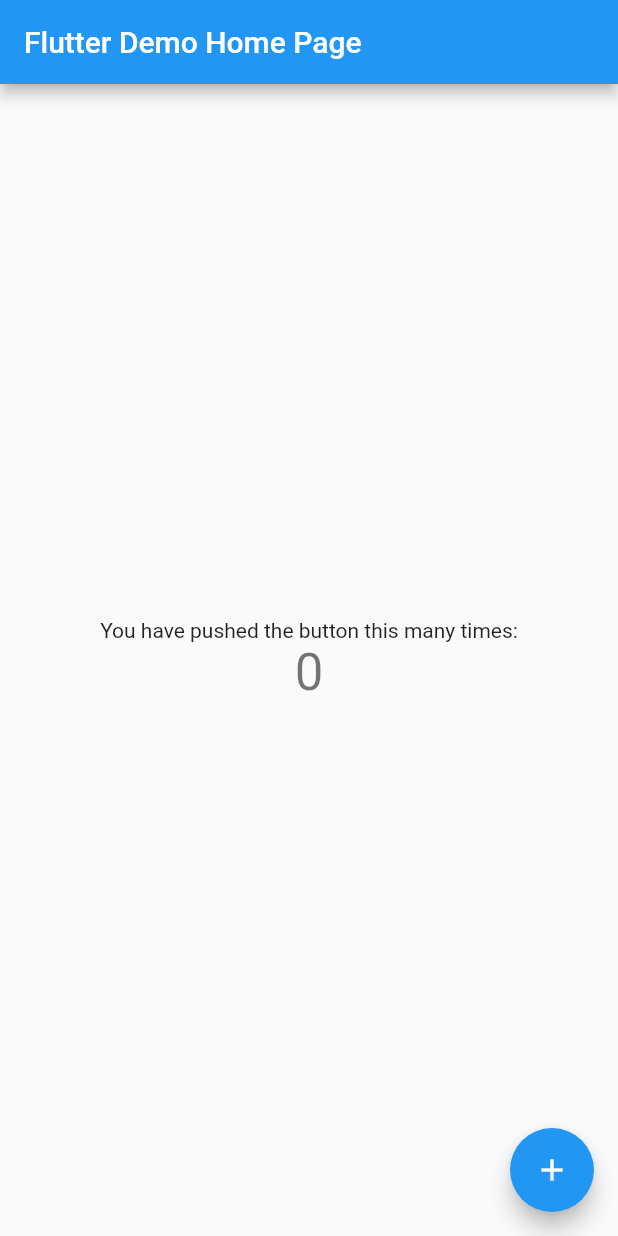
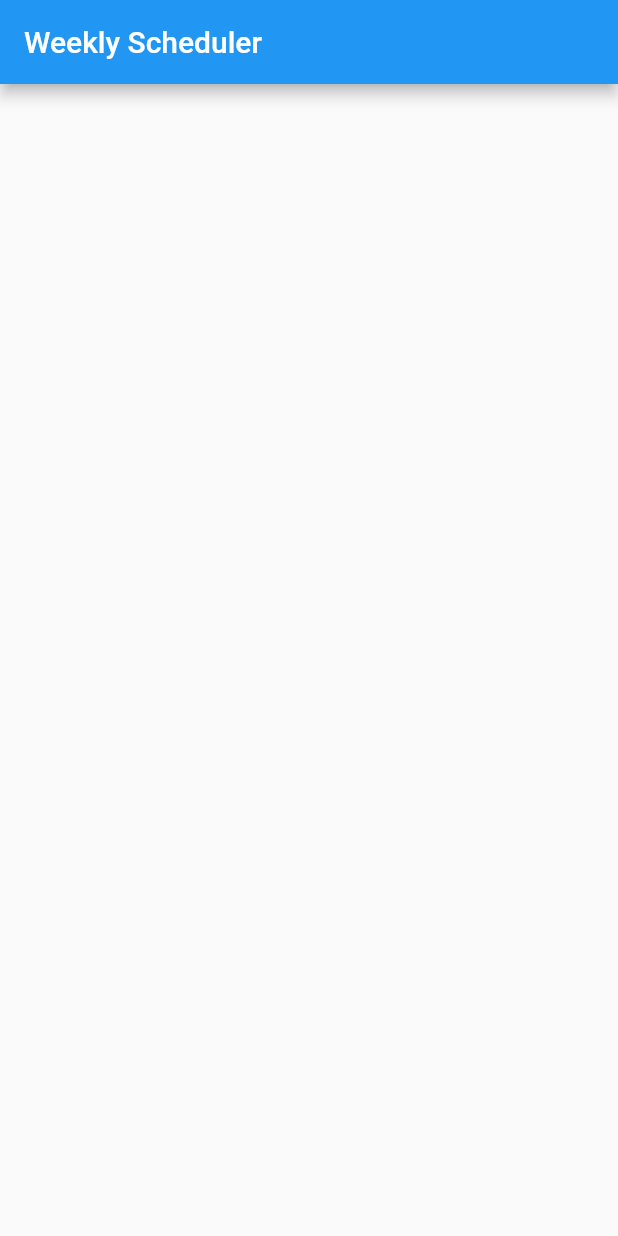
Before and after one commit to MunasirPv/weekly_scheduler, a Flutter app: the screen it shows after launch, on a phone screen of 412 x 824 dp. Run offline on Flutter 3.47's test engine with Material 2 defaults, Android fonts, the phone set to English and light mode, and no system bars.

Commit message:
Landing page created

```diff
--- a/lib/main.dart
+++ b/lib/main.dart
@@ -1,4 +1,6 @@
 import 'package:flutter/material.dart';
+import 'package:weekly_scheduler/screens/landing_page.dart';
+import 'package:weekly_scheduler/util/app_routes.dart';
 
 void main() {
   runApp(const MyApp());
@@ -11,7 +13,7 @@
   @override
   Widget build(BuildContext context) {
     return MaterialApp(
-      title: 'Flutter Demo',
+      title: 'Weekly Scheduler',
       theme: ThemeData(
         // This is the theme of your application.
         //
@@ -24,92 +26,8 @@
         // is not restarted.
         primarySwatch: Colors.blue,
       ),
-      home: const MyHomePage(title: 'Flutter Demo Home Page'),
+      initialRoute: LandingPage.route,
+      routes: appRoutes(),
     );
   }
 }
-
-class MyHomePage extends StatefulWidget {
-  const MyHomePage({Key? key, required this.title}) : super(key: key);
-
-  // This widget is the home page of your application. It is stateful, meaning
-  // that it has a State object (defined below) that contains fields that affect
-  // how it looks.
-
-  // This class is the configuration for the state. It holds the values (in this
-  // case the title) provided by the parent (in this case the App widget) and
-  // used by the build method of the State. Fields in a Widget subclass are
-  // always marked "final".
-
-  final String title;
-
-  @override
-  State<MyHomePage> createState() => _MyHomePageState();
-}
-
-class _MyHomePageState extends State<MyHomePage> {
-  int _counter = 0;
-
-  void _incrementCounter() {
-    setState(() {
-      // This call to setState tells the Flutter framework that something has
-      // changed in this State, which causes it to rerun the build method below
-      // so that the display can reflect the updated values. If we changed
-      // _counter without calling setState(), then the build method would not be
-      // called again, and so nothing would appear to happen.
-      _counter++;
-    });
-  }
-
-  @override
-  Widget build(BuildContext context) {
-    // This method is rerun every time setState is called, for instance as done
-    // by the _incrementCounter method above.
-    //
-    // The Flutter framework has been optimized to make rerunning build methods
-    // fast, so that you can just rebuild anything that needs updating rather
-    // than having to individually change instances of widgets.
-    return Scaffold(
-      appBar: AppBar(
-        // Here we take the value from the MyHomePage object that was created by
-        // the App.build method, and use it to set our appbar title.
-        title: Text(widget.title),
-      ),
-      body: Center(
-        // Center is a layout widget. It takes a single child and positions it
-        // in the middle of the parent.
-        child: Column(
-          // Column is also a layout widget. It takes a list of children and
-          // arranges them vertically. By default, it sizes itself to fit its
-          // children horizontally, and tries to be as tall as its parent.
-          //
-          // Invoke "debug painting" (press "p" in the console, choose the
-          // "Toggle Debug Paint" action from the Flutter Inspector in Android
-          // Studio, or the "Toggle Debug Paint" command in Visual Studio Code)
-          // to see the wireframe for each widget.
-          //
-          // Column has various properties to control how it sizes itself and
-          // how it positions its children. Here we use mainAxisAlignment to
-          // center the children vertically; the main axis here is the vertical
-          // axis because Columns are vertical (the cross axis would be
-          // horizontal).
-          mainAxisAlignment: MainAxisAlignment.center,
-          children: <Widget>[
-            const Text(
-              'You have pushed the button this many times:',
-            ),
-            Text(
-              '$_counter',
-              style: Theme.of(context).textTheme.headline4,
-            ),
-          ],
-        ),
-      ),
-      floatingActionButton: FloatingActionButton(
-        onPressed: _incrementCounter,
-        tooltip: 'Increment',
-        child: const Icon(Icons.add),
-      ), // This trailing comma makes auto-formatting nicer for build methods.
-    );
-  }
-}
--- /dev/null
+++ b/lib/screens/landing_page.dart
@@ -0,0 +1,15 @@
+import 'package:flutter/material.dart';
+
+class LandingPage extends StatelessWidget {
+  static const route = '/';
+  const LandingPage({Key? key}) : super(key: key);
+
+  @override
+  Widget build(BuildContext context) {
+    return Scaffold(
+      appBar: AppBar(
+        title: const Text('Weekly Scheduler'),
+      ),
+    );
+  }
+}
--- /dev/null
+++ b/lib/util/app_routes.dart
@@ -0,0 +1,6 @@
+import 'package:flutter/material.dart';
+import 'package:weekly_scheduler/screens/landing_page.dart';
+
+Map<String, WidgetBuilder> appRoutes() => {
+      LandingPage.route: (_) => const LandingPage(),
+    };
```
